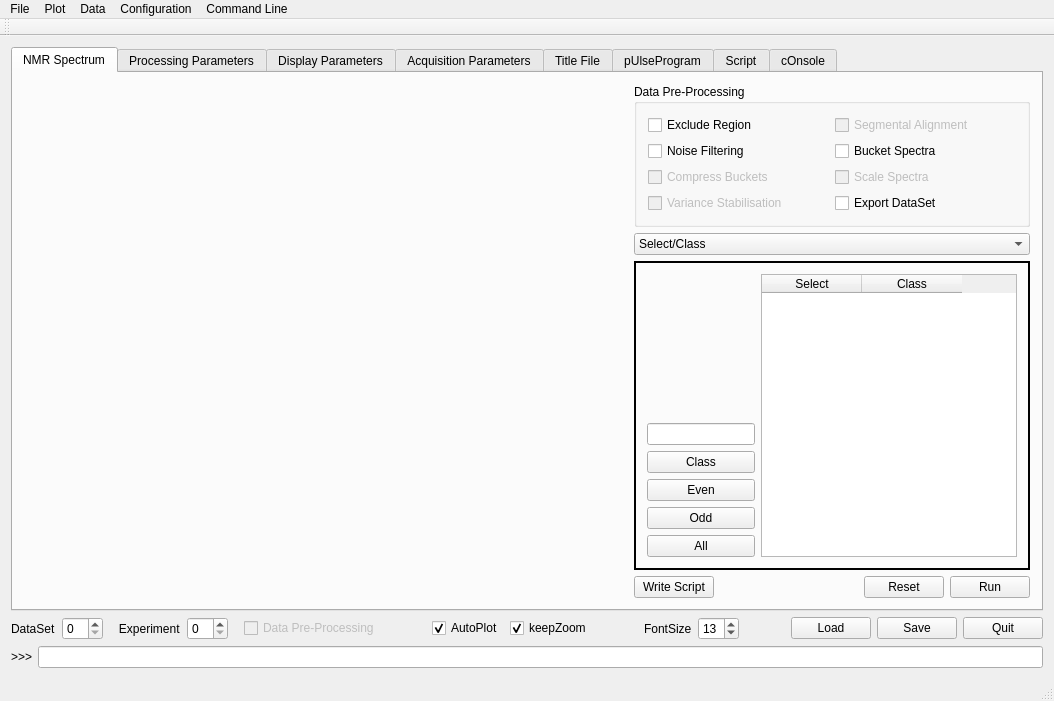
Before: the Qt Designer form metabolabpy/ui/metabolabpy_mainwindow.ui in ludwigc/metabolabpy, drawn with Qt 5.
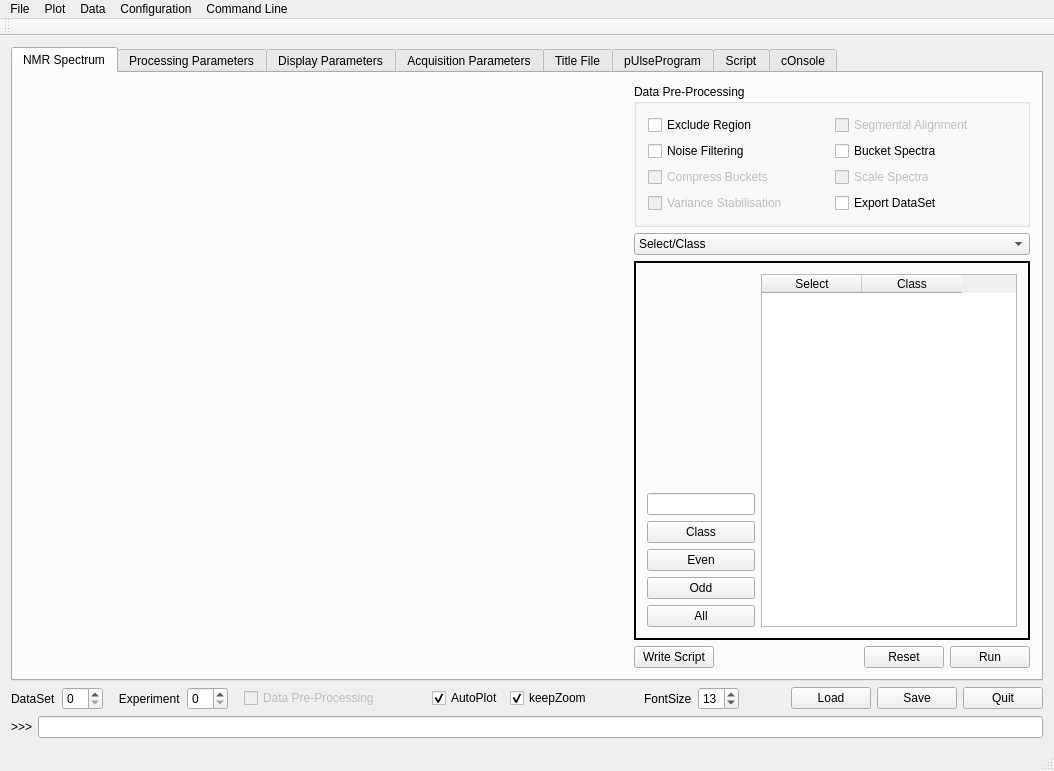
After: the same form once the commit is applied. Custom widgets are drawn as their Qt base class.

The edit to the form file:
```diff
--- a/metabolabpy/ui/metabolabpy_mainwindow.ui
+++ b/metabolabpy/ui/metabolabpy_mainwindow.ui
@@ -7,7 +7,7 @@
     <x>0</x>
     <y>0</y>
     <width>1054</width>
-    <height>701</height>
+    <height>771</height>
    </rect>
   </property>
   <property name="windowTitle">
```
Left out of the diff: 7 changed lines with no effect on the pictures.
